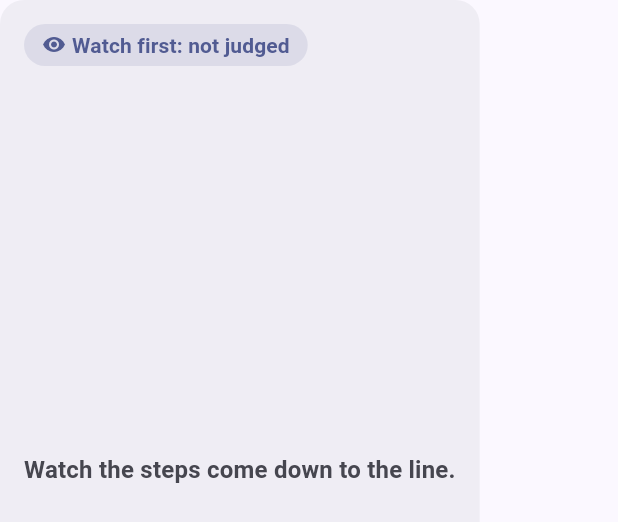
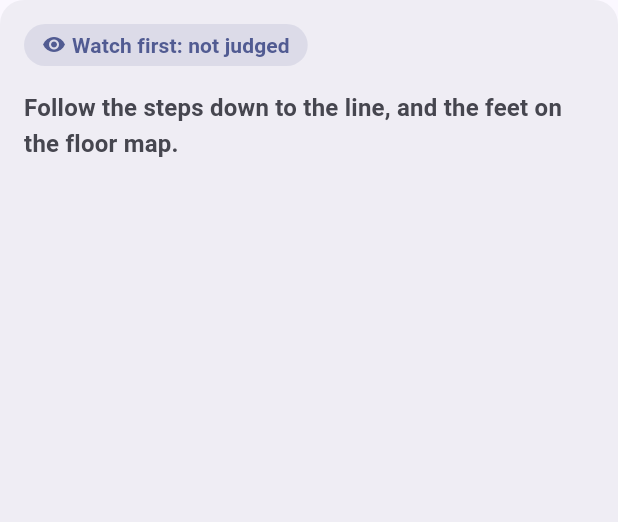
Before and after one commit to kaikino/dance-trainer, a Flutter app: the _DemoPanel widget shown alone on an empty page, opened directly with empty values, on a phone screen of 412 x 824 dp. Shown: the top 522 px of the screen. Run offline on Flutter 3.47's test engine with Material 3 defaults, Android fonts, the phone set to English and light mode, and no system bars; our stand-ins replace flutter_blue_plus, just_audio, share_plus; missing offline and left inert: audio_session.

Commit message:
Floor map: closes slide in sideways; watch-first panel drops step names
- Feet stand almost together (18 cm), side steps are 40 cm and a cross
  lands straight behind (or in front of) the standing foot, so the close
  after a grapevine cross is mostly inward. A side_in finishes any forward
  part early and slides in; its arrow follows that path.
- The watch-first side panel no longer shows the current/next step names
  (the chart and floor map do); screen readers still hear them.

```diff
--- a/app/lib/screens/dance/widgets.dart
+++ b/app/lib/screens/dance/widgets.dart
@@ -452,46 +452,12 @@ class _DemoPanel extends StatelessWidget {
     final theme = Theme.of(context);
     final scheme = theme.colorScheme;
     final now = session.callout;
-    final next = session.upcoming;
+    // The chart and the floor map show the steps; the names are left to a
+    // screen reader, so the panel does not repeat them.
     String say(List<PresetStep> steps) =>
         steps.map((s) => '${footName(s.foot)}: ${stepLabel(s.stepClass, s.foot)}').join('  ·  ');
-    Widget icons(List<PresetStep> steps, double size, Color fg, Color bg) => Row(
-          mainAxisSize: MainAxisSize.min,
-          children: [
-            for (final s in steps)
-              if (stepIcon(s.stepClass, s.foot) case final icon?)
-                Container(
-                  margin: const EdgeInsets.only(right: Space.sm),
-                  width: size,
-                  height: size,
-                  decoration: BoxDecoration(color: bg, shape: BoxShape.circle),
-                  child: Icon(icon, color: fg, size: size * 0.62),
-                ),
-          ],
-        );
     return LayoutBuilder(builder: (context, c) {
       final strip = c.maxWidth / max(1.0, c.maxHeight) > 3;
-      final current = now.isEmpty
-          ? Text('Watch the steps come down to the line.',
-              style: theme.textTheme.titleMedium?.copyWith(color: scheme.onSurfaceVariant))
-          : Row(
-              mainAxisSize: MainAxisSize.min,
-              children: [
-                icons(now, strip ? 40 : 64, scheme.onPrimary, scheme.primary),
-                Flexible(
-                  child: Text(say(now),
-                      maxLines: 2,
-                      style:
-                          (strip ? theme.textTheme.heading : theme.textTheme.display).copyWith(color: scheme.primary)),
-                ),
-              ],
-            );
-      final upNext = next.isEmpty
-          ? null
-          : Text('Next  ${say(next)}',
-              maxLines: 1,
-              overflow: TextOverflow.ellipsis,
-              style: theme.textTheme.titleMedium?.copyWith(color: scheme.onSurfaceVariant));
       return Semantics(
         liveRegion: true,
         label: now.isEmpty ? null : say(now),
@@ -502,14 +468,12 @@ class _DemoPanel extends StatelessWidget {
             crossAxisAlignment: CrossAxisAlignment.start,
             mainAxisAlignment: strip ? MainAxisAlignment.center : MainAxisAlignment.start,
             children: [
+              StatusPill(icon: Icons.visibility_rounded, text: 'Watch first: not judged', color: scheme.primary),
               if (!strip) ...[
-                StatusPill(icon: Icons.visibility_rounded, text: 'Watch first: not judged', color: scheme.primary),
                 const SizedBox(height: Space.lg),
+                Text('Follow the steps down to the line, and the feet on the floor map.',
+                    style: theme.textTheme.titleMedium?.copyWith(color: scheme.onSurfaceVariant)),
               ],
-              if (!strip) const Spacer(),
-              current,
-              if (upNext != null) ...[SizedBox(height: strip ? 0 : Space.lg), upNext],
-              if (!strip) const Spacer(flex: 2),
             ],
           ),
         ),
```
Also changed, not shown: app/lib/chart/floor_map.dart (+6 -5 lines), app/lib/chart/floor_plan.dart (+11 -4 lines), 1 other file.
